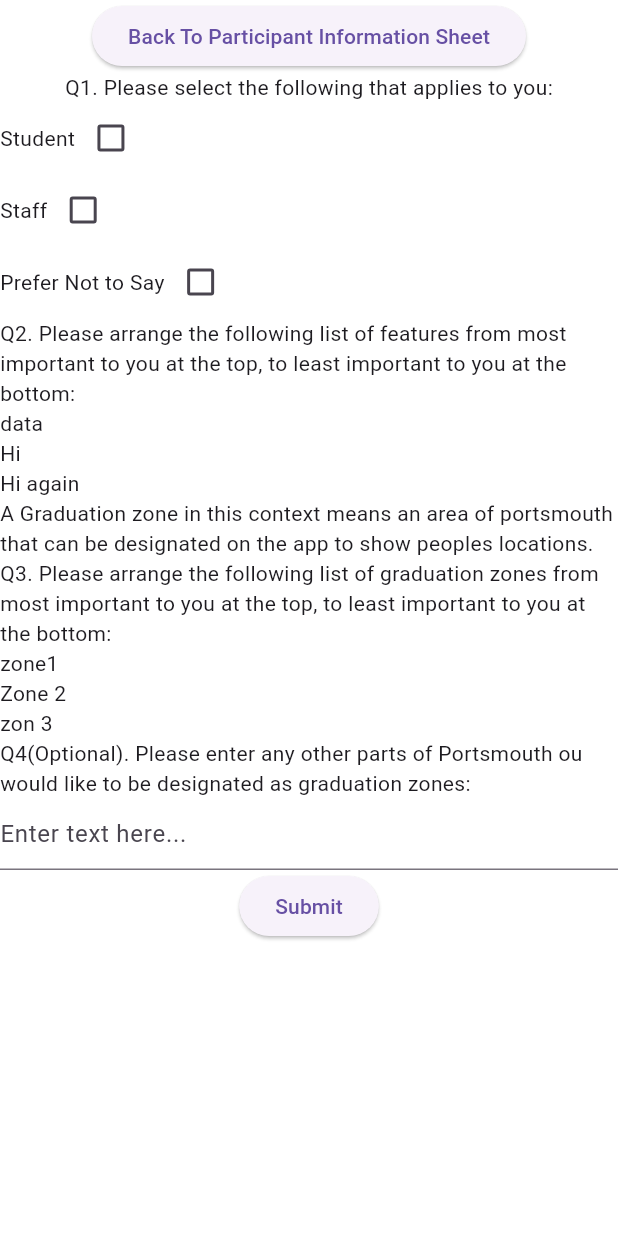
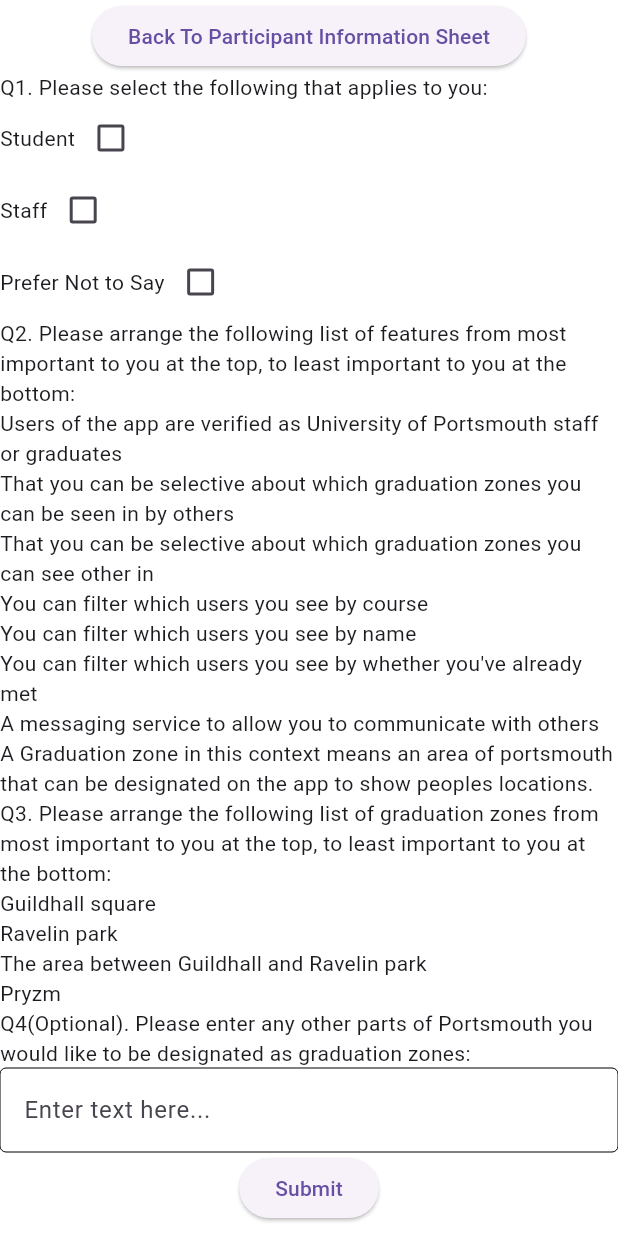
Before and after one commit to AdamMurray22/Graduation-Gathering, a Flutter app: the QuestionsScreen screen opened directly with empty values, on a phone screen of 412 x 824 dp. Run offline on Flutter 3.47's test engine with Material 3 defaults, Android fonts, the phone set to English and light mode, and no system bars.

Commit message:
Updated questions

```diff
--- a/Questionnaire/questionnaire_web_app/lib/questions_screen.dart
+++ b/Questionnaire/questionnaire_web_app/lib/questions_screen.dart
@@ -18,15 +18,20 @@ class _QuestionsScreenState extends State<QuestionsScreen> {
   final List<bool> _q1CheckBoxes = [false, false, false];
 
   final List<String> _q2ReorderableList = [
-    "data",
-    "Hi",
-    "Hi again",
+    "Users of the app are verified as University of Portsmouth staff or graduates",
+    "That you can be selective about which graduation zones you can be seen in by others",
+    "That you can be selective about which graduation zones you can see other in",
+    "You can filter which users you see by course",
+    "You can filter which users you see by name",
+    "You can filter which users you see by whether you've already met",
+    "A messaging service to allow you to communicate with others",
   ];
 
   final List<String> _q3ReorderableList = [
-    "zone1",
-    "Zone 2",
-    "zon 3",
+    "Guildhall square",
+    "Ravelin park",
+    "The area between Guildhall and Ravelin park",
+    "Pryzm"
   ];
 
   String _q4Text = "";
@@ -42,6 +47,9 @@ class _QuestionsScreenState extends State<QuestionsScreen> {
         },
         child: const Text("Back To Participant Information Sheet"),
       ),
+      Column(
+        crossAxisAlignment: CrossAxisAlignment.start,
+        children: [
       _q1,
       Row(
         children: [
@@ -98,15 +106,20 @@ class _QuestionsScreenState extends State<QuestionsScreen> {
               .map((item) => Text(item, key: Key(item)))
               .toList()),
       const Text(
-          "Q4(Optional). Please enter any other parts of Portsmouth ou would like to be designated as graduation zones:"),
+          "Q4(Optional). Please enter any other parts of Portsmouth you would like to be designated as graduation zones:"),
       TextField(
         onChanged: (text) {
           _q4Text = text;
         },
         decoration: const InputDecoration(
+          enabledBorder: OutlineInputBorder(
+            borderSide: BorderSide(color: Colors.black, width: 0.0),
+          ),
           hintText: 'Enter text here...',
         ),
       ),
+        ],),
+
       ElevatedButton(
         onPressed: () {
           bool submitted = _submitResults();
```
